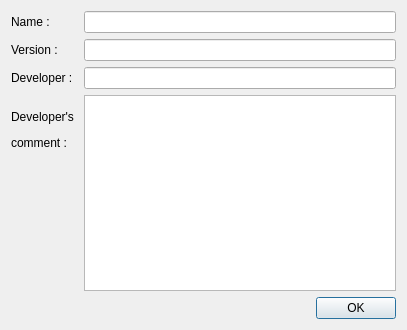
Qt form src/frontend/AboutFile.ui (OpenBangla/OpenBangla-Keyboard) before a commit.
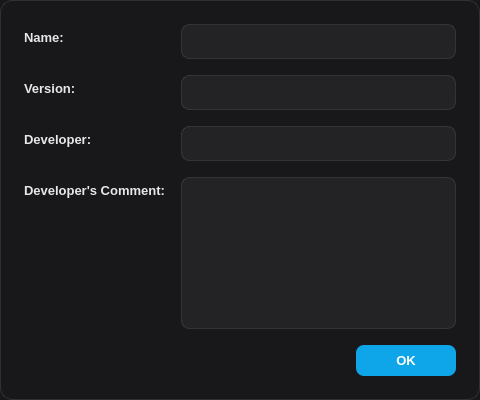
The same form after that commit.

```diff
--- a/src/frontend/AboutFile.ui
+++ b/src/frontend/AboutFile.ui
@@ -6,30 +6,101 @@
    <rect>
     <x>0</x>
     <y>0</y>
-    <width>407</width>
-    <height>330</height>
+    <width>480</width>
+    <height>400</height>
    </rect>
   </property>
   <property name="windowTitle">
    <string>Dialog</string>
   </property>
-  <property name="layoutDirection">
-   <enum>Qt::LeftToRight</enum>
+  <property name="styleSheet">
+   <string notr="true">QDialog {
+    background: #18181b;
+    border: 1px solid rgba(255, 255, 255, 0.1);
+    border-radius: 12px;
+}
+
+QLabel {
+    color: rgba(255, 255, 255, 0.9);
+    font-size: 13px;
+    font-weight: 500;
+}
+
+QLineEdit {
+    background: rgba(255, 255, 255, 0.05);
+    border: 1px solid rgba(255, 255, 255, 0.1);
+    border-radius: 8px;
+    padding: 8px 12px;
+    color: rgba(255, 255, 255, 0.9);
+    font-size: 13px;
+}
+
+QLineEdit:disabled {
+    background: rgba(255, 255, 255, 0.03);
+    color: rgba(255, 255, 255, 0.7);
+}
+
+QPlainTextEdit {
+    background: rgba(255, 255, 255, 0.05);
+    border: 1px solid rgba(255, 255, 255, 0.1);
+    border-radius: 8px;
+    padding: 12px;
+    color: rgba(255, 255, 255, 0.9);
+    font-size: 13px;
+    selection-background-color: rgba(14, 165, 233, 0.3);
+}
+
+QPlainTextEdit:disabled {
+    background: rgba(255, 255, 255, 0.03);
+    color: rgba(255, 255, 255, 0.7);
+}
+
+QPushButton {
+    background: #0ea5e9;
+    border: none;
+    border-radius: 8px;
+    padding: 8px 24px;
+    color: white;
+    font-size: 13px;
+    font-weight: 500;
+}
+
+QPushButton:hover {
+    background: #0284c7;
+}
+
+QPushButton:pressed {
+    background: #0369a1;
+}</string>
   </property>
-  <property name="autoFillBackground">
-   <bool>false</bool>
-  </property>
-  <property name="sizeGripEnabled">
-   <bool>false</bool>
-  </property>
-  <property name="modal">
-   <bool>false</bool>
-  </property>
+  <layout class="QVBoxLayout" name="verticalLayout">
+   <property name="spacing">
+    <number>16</number>
+   </property>
+   <property name="leftMargin">
+    <number>24</number>
+   </property>
+   <property name="topMargin">
+    <number>24</number>
+   </property>
+   <property name="rightMargin">
+    <number>24</number>
+   </property>
+   <property name="bottomMargin">
+    <number>24</number>
+   </property>
+   <item>
   <layout class="QFormLayout" name="formLayout">
+     <property name="horizontalSpacing">
+      <number>16</number>
+     </property>
+     <property name="verticalSpacing">
+      <number>16</number>
+     </property>
    <item row="0" column="0">
     <widget class="QLabel" name="lblName">
      <property name="text">
-      <string>Name :</string>
+        <string>Name:</string>
      </property>
     </widget>
    </item>
@@ -38,9 +109,6 @@
      <property name="enabled">
       <bool>true</bool>
      </property>
-     <property name="text">
-      <string/>
-     </property>
      <property name="readOnly">
       <bool>true</bool>
      </property>
@@ -49,7 +117,7 @@
    <item row="1" column="0">
     <widget class="QLabel" name="label">
      <property name="text">
-      <string>Version :</string>
+        <string>Version:</string>
      </property>
     </widget>
    </item>
@@ -58,9 +126,6 @@
      <property name="enabled">
       <bool>true</bool>
      </property>
-     <property name="frame">
-      <bool>true</bool>
-     </property>
      <property name="readOnly">
       <bool>true</bool>
      </property>
@@ -69,7 +134,7 @@
    <item row="2" column="0">
     <widget class="QLabel" name="label_2">
      <property name="text">
-      <string>Developer :</string>
+        <string>Developer:</string>
      </property>
     </widget>
    </item>
@@ -86,9 +151,7 @@
    <item row="3" column="0">
     <widget class="QLabel" name="label_3">
      <property name="text">
-      <string>&lt;html&gt;&lt;head/&gt;&lt;body&gt;&lt;p&gt;Developer's &lt;/p&gt;&lt;p&gt;
-                                comment : &lt;/p&gt;&lt;/body&gt;&lt;/html&gt;
-                            </string>
+        <string>Developer's Comment:</string>
      </property>
     </widget>
    </item>
@@ -97,12 +160,20 @@
      <property name="enabled">
       <bool>true</bool>
      </property>
+       <property name="minimumSize">
+        <size>
+         <width>0</width>
+         <height>120</height>
+        </size>
+       </property>
      <property name="readOnly">
       <bool>true</bool>
      </property>
     </widget>
    </item>
-   <item row="4" column="0" colspan="2">
+    </layout>
+   </item>
+   <item>
     <layout class="QHBoxLayout" name="horizontalLayout">
      <item>
       <spacer name="horizontalSpacer">
@@ -120,32 +191,23 @@
      <item>
       <widget class="QPushButton" name="buttonOK">
        <property name="sizePolicy">
-        <sizepolicy hsizetype="Minimum" vsizetype="Minimum">
+        <sizepolicy hsizetype="Minimum" vsizetype="Fixed">
          <horstretch>0</horstretch>
          <verstretch>0</verstretch>
         </sizepolicy>
        </property>
-       <property name="layoutDirection">
-        <enum>Qt::LeftToRight</enum>
+       <property name="minimumSize">
+        <size>
+         <width>100</width>
+         <height>0</height>
+        </size>
        </property>
        <property name="text">
         <string>OK</string>
        </property>
-       <property name="iconSize">
-        <size>
-         <width>16</width>
-         <height>16</height>
-        </size>
-       </property>
-       <property name="autoDefault">
-        <bool>true</bool>
-       </property>
        <property name="default">
         <bool>true</bool>
        </property>
-       <property name="flat">
-        <bool>false</bool>
-       </property>
       </widget>
      </item>
     </layout>
```
Left out of the diff: 2 changed lines with no effect on the pictures. Lines whose indentation alone changed are shown as unchanged.
